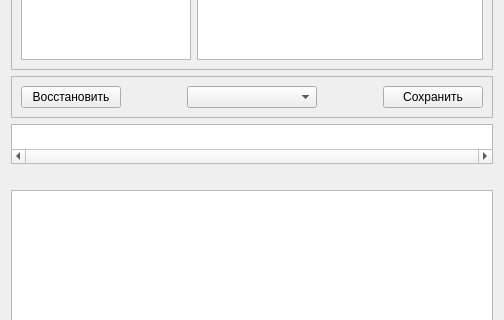
Old version of the form crmand_win.ui in the repository dekarh3/crmand; both pictures show x 0 to 504 and y 237 to 557 of the 504 by 868 pixel window.
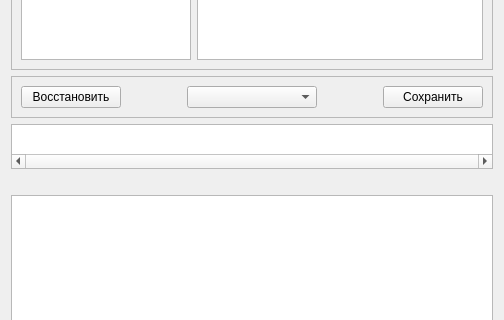
New version of the form.

```diff
--- a/crmand_win.ui
+++ b/crmand_win.ui
@@ -307,22 +307,22 @@
     </widget>
    </item>
    <item>
-    <widget class="QTableView" name="twCalls">
-     <property name="sizePolicy">
-      <sizepolicy hsizetype="Expanding" vsizetype="Maximum">
-       <horstretch>0</horstretch>
-       <verstretch>0</verstretch>
-      </sizepolicy>
-     </property>
+    <widget class="QTableWidget" name="twCalls">
      <property name="maximumSize">
       <size>
        <width>16777215</width>
-       <height>40</height>
+       <height>45</height>
       </size>
      </property>
      <property name="horizontalScrollBarPolicy">
       <enum>Qt::ScrollBarAlwaysOn</enum>
      </property>
+     <attribute name="horizontalHeaderVisible">
+      <bool>false</bool>
+     </attribute>
+     <attribute name="verticalHeaderVisible">
+      <bool>false</bool>
+     </attribute>
     </widget>
    </item>
    <item>
```
